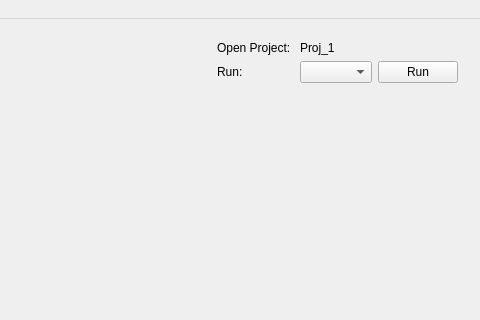
First picture: the form in src/mainwindow.ui, repository aelliott/GP2, before the edit; both pictures show x 544 to 1024 and y 0 to 320 of the 1024 by 768 pixel window.
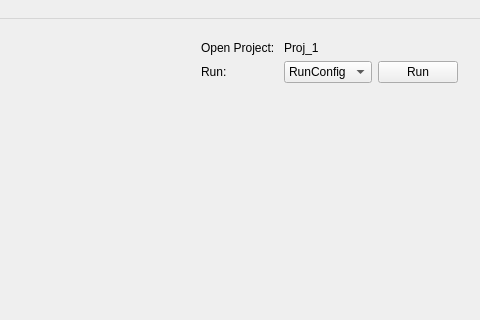
Second picture: the form after the edit. Icons and pictures are not drawn. Custom widgets are drawn as their Qt base class.

```diff
--- a/src/mainwindow.ui
+++ b/src/mainwindow.ui
@@ -74,7 +74,13 @@
           <item row="3" column="1">
            <layout class="QHBoxLayout" name="horizontalLayout">
             <item>
-             <widget class="QComboBox" name="quickRunConfigCombo"/>
+             <widget class="QComboBox" name="quickRunConfigCombo">
+              <item>
+               <property name="text">
+                <string>RunConfig</string>
+               </property>
+              </item>
+             </widget>
             </item>
             <item>
              <widget class="QPushButton" name="quickRunButton">
```
Left out of the diff: 184 changed lines with no effect on the pictures.
